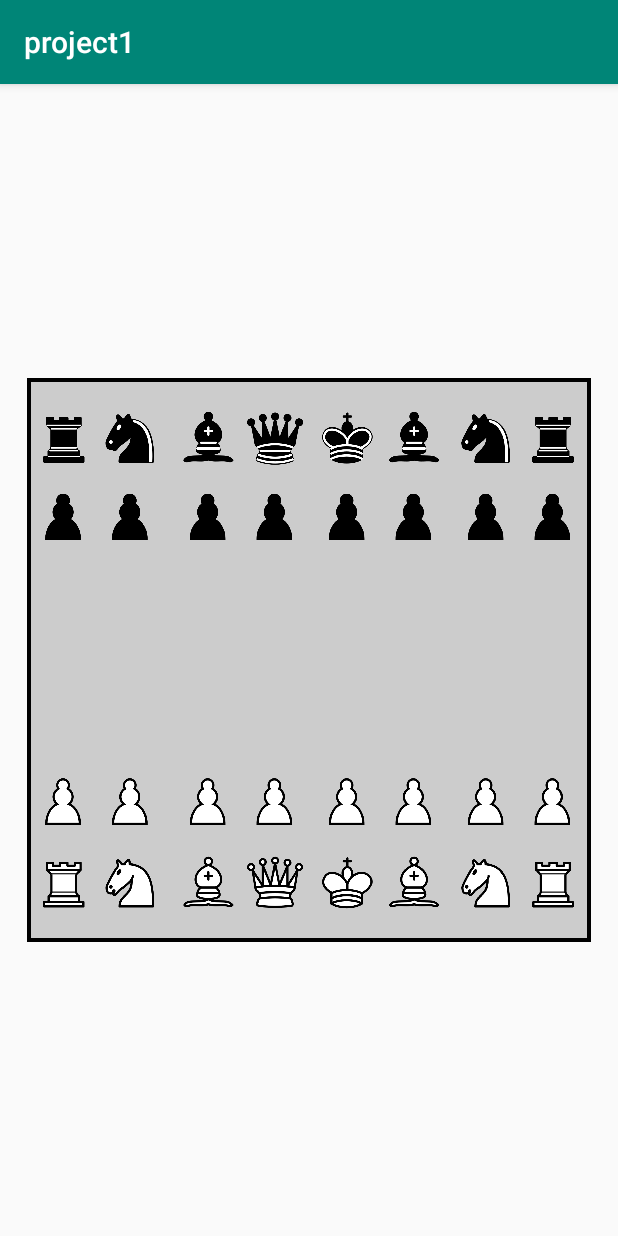
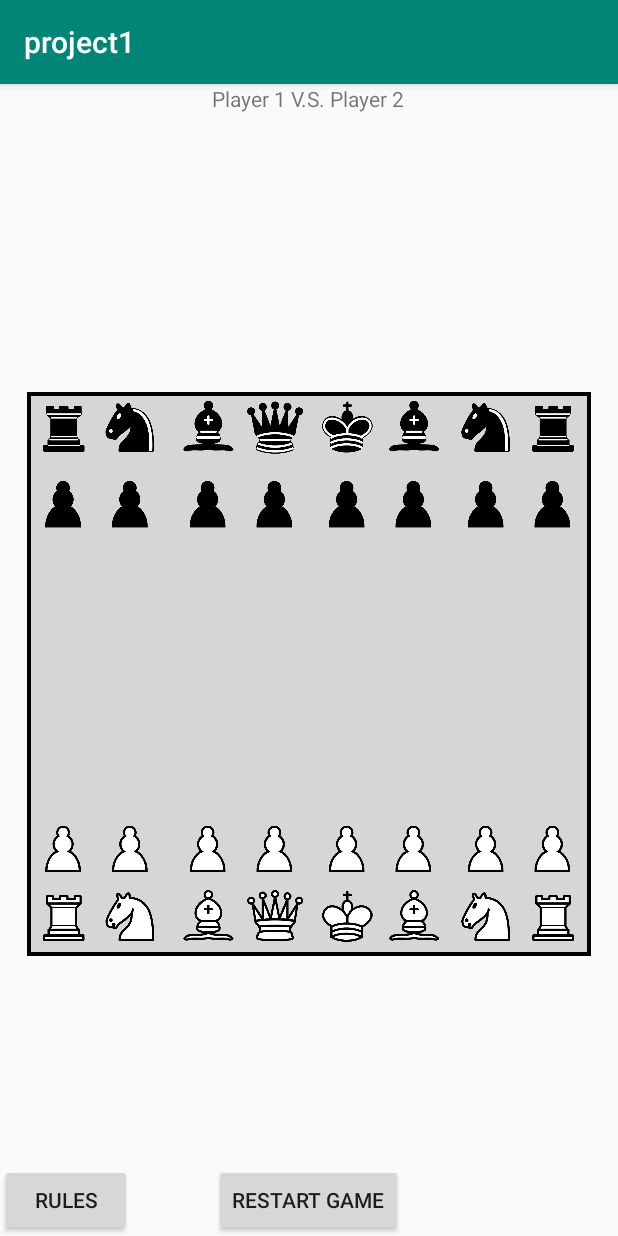
Before and after one commit to dly0724/Android-Chess-Game, an Android app: the GamePlay screen opened directly, with no data from a screen before it, on a phone screen of 412 x 824 dp. Run offline under Robolectric (Android 15) with nearby library versions, the phone set to English and light mode, and no system bars.

Commit message:
board background works now (but it is just a picture) added some new layout in game play activity

```diff
--- a/app/src/main/java/edu/msu/yangziya/project1/Game.java
+++ b/app/src/main/java/edu/msu/yangziya/project1/Game.java
@@ -6,14 +6,17 @@ import android.graphics.Bitmap;
 import android.graphics.BitmapFactory;
 import android.graphics.Canvas;
 import android.graphics.Paint;
+import android.graphics.Rect;
+import android.graphics.RectF;
 import android.graphics.drawable.BitmapDrawable;
 import android.graphics.drawable.Drawable;
+import android.util.AttributeSet;
 
 import java.util.ArrayList;
 
 
 public class Game {
-
+    private Bitmap basebitmap = null;
     /**
      * Percentage of the display width or height that
      * is occupied by the game.
@@ -35,6 +38,7 @@ public class Game {
      */
     private Bitmap gameComplete;
 
+    private float scaleFactor = 0.6f;
 
     private Paint paint1;
 
@@ -46,16 +50,14 @@ public class Game {
     /**
      * How much we scale the puzzle pieces
      */
-    private float scaleFactor;
+    //private float scaleFactor;
 
     /**
      * Collection of chess pieces
      */
     private ArrayList<ChessPiece> pieces = new ArrayList<>();
 
-
     public Game(Context context) {
-
         // Create paint for filling the area the game will
         // be solved in.
         fillPaint = new Paint(Paint.ANTI_ALIAS_FLAG);
@@ -77,33 +79,34 @@ public class Game {
         boardImage = BitmapFactory.decodeResource(context.getResources(), R.drawable.ic_launcher_background);
 //        board_image = BitmapFactory.decodeResource(res, R.drawable.ic_launcher_background);
 
+        basebitmap = BitmapFactory.decodeResource(context.getResources(), R.drawable.chessboard);
         //
         // Load the Black pieces
         //
 
         // Rooks
-        pieces.add(new ChessPiece(context, R.drawable.chess_rdt45, 0.059f, 0.1f));
-        pieces.add(new ChessPiece(context, R.drawable.chess_rdt45, 0.939f, 0.1f));
+        pieces.add(new ChessPiece(context, R.drawable.chess_rdt45, 0.059f, 0.055f));
+        pieces.add(new ChessPiece(context, R.drawable.chess_rdt45, 0.939f, 0.055f));
         // Knights
-        pieces.add(new ChessPiece(context, R.drawable.chess_ndt45, 0.179f, 0.1f));
-        pieces.add(new ChessPiece(context, R.drawable.chess_ndt45, 0.819f, 0.1f));
+        pieces.add(new ChessPiece(context, R.drawable.chess_ndt45, 0.179f, 0.055f));
+        pieces.add(new ChessPiece(context, R.drawable.chess_ndt45, 0.819f, 0.055f));
         // Bishops
-        pieces.add(new ChessPiece(context, R.drawable.chess_bdt45, 0.319f, 0.1f));
-        pieces.add(new ChessPiece(context, R.drawable.chess_bdt45, 0.689f, 0.1f));
+        pieces.add(new ChessPiece(context, R.drawable.chess_bdt45, 0.319f, 0.055f));
+        pieces.add(new ChessPiece(context, R.drawable.chess_bdt45, 0.689f, 0.055f));
         // Queen
-        pieces.add(new ChessPiece(context, R.drawable.chess_qdt45, 0.439f, 0.1f));
+        pieces.add(new ChessPiece(context, R.drawable.chess_qdt45, 0.439f, 0.055f));
         // King
-        pieces.add(new ChessPiece(context, R.drawable.chess_kdt45, 0.569f, 0.1f));
+        pieces.add(new ChessPiece(context, R.drawable.chess_kdt45, 0.569f, 0.055f));
 
         // Pawns
-        pieces.add(new ChessPiece(context, R.drawable.chess_pdt45, 0.059f, 0.238f));  // Leftmost
-        pieces.add(new ChessPiece(context, R.drawable.chess_pdt45, 0.179f, 0.238f));
-        pieces.add(new ChessPiece(context, R.drawable.chess_pdt45, 0.319f, 0.238f));
-        pieces.add(new ChessPiece(context, R.drawable.chess_pdt45, 0.439f, 0.238f));
-        pieces.add(new ChessPiece(context, R.drawable.chess_pdt45, 0.569f, 0.238f));
-        pieces.add(new ChessPiece(context, R.drawable.chess_pdt45, 0.689f, 0.238f));
-        pieces.add(new ChessPiece(context, R.drawable.chess_pdt45, 0.819f, 0.238f));
-        pieces.add(new ChessPiece(context, R.drawable.chess_pdt45, 0.939f, 0.238f)); // Rightmost
+        pieces.add(new ChessPiece(context, R.drawable.chess_pdt45, 0.059f, 0.19f));  // Leftmost
+        pieces.add(new ChessPiece(context, R.drawable.chess_pdt45, 0.179f, 0.19f));
+        pieces.add(new ChessPiece(context, R.drawable.chess_pdt45, 0.319f, 0.19f));
+        pieces.add(new ChessPiece(context, R.drawable.chess_pdt45, 0.439f, 0.19f));
+        pieces.add(new ChessPiece(context, R.drawable.chess_pdt45, 0.569f, 0.19f));
+        pieces.add(new ChessPiece(context, R.drawable.chess_pdt45, 0.689f, 0.19f));
+        pieces.add(new ChessPiece(context, R.drawable.chess_pdt45, 0.819f, 0.19f));
+        pieces.add(new ChessPiece(context, R.drawable.chess_pdt45, 0.939f, 0.19f)); // Rightmost
 
 
         //
@@ -111,32 +114,31 @@ public class Game {
         //
 
         // Rooks
-        pieces.add(new ChessPiece(context, R.drawable.chess_rlt45, 0.059f, 0.9f));
-        pieces.add(new ChessPiece(context, R.drawable.chess_rlt45, 0.939f, 0.9f));
+        pieces.add(new ChessPiece(context, R.drawable.chess_rlt45, 0.059f, 0.935f));
+        pieces.add(new ChessPiece(context, R.drawable.chess_rlt45, 0.939f, 0.935f));
         // Knights
-        pieces.add(new ChessPiece(context, R.drawable.chess_nlt45, 0.179f, 0.9f));
-        pieces.add(new ChessPiece(context, R.drawable.chess_nlt45, 0.819f, 0.9f));
+        pieces.add(new ChessPiece(context, R.drawable.chess_nlt45, 0.179f, 0.935f));
+        pieces.add(new ChessPiece(context, R.drawable.chess_nlt45, 0.819f, 0.935f));
         // Bishops
-        pieces.add(new ChessPiece(context, R.drawable.chess_blt45, 0.319f, 0.9f));
-        pieces.add(new ChessPiece(context, R.drawable.chess_blt45, 0.689f, 0.9f));
+        pieces.add(new ChessPiece(context, R.drawable.chess_blt45, 0.319f, 0.935f));
+        pieces.add(new ChessPiece(context, R.drawable.chess_blt45, 0.689f, 0.935f));
         // Queen
-        pieces.add(new ChessPiece(context, R.drawable.chess_qlt45, 0.439f, 0.9f));
+        pieces.add(new ChessPiece(context, R.drawable.chess_qlt45, 0.439f, 0.935f));
         // King
-        pieces.add(new ChessPiece(context, R.drawable.chess_klt45, 0.569f, 0.9f));
+        pieces.add(new ChessPiece(context, R.drawable.chess_klt45, 0.569f, 0.935f));
 
         // Pawns
-        pieces.add(new ChessPiece(context, R.drawable.chess_plt45, 0.059f, 0.75f)); // Leftmost
-        pieces.add(new ChessPiece(context, R.drawable.chess_plt45, 0.179f, 0.75f));
-        pieces.add(new ChessPiece(context, R.drawable.chess_plt45, 0.319f, 0.75f));
-        pieces.add(new ChessPiece(context, R.drawable.chess_plt45, 0.439f, 0.75f));
-        pieces.add(new ChessPiece(context, R.drawable.chess_plt45, 0.569f, 0.75f));
-        pieces.add(new ChessPiece(context, R.drawable.chess_plt45, 0.689f, 0.75f));
-        pieces.add(new ChessPiece(context, R.drawable.chess_plt45, 0.819f, 0.75f));
-        pieces.add(new ChessPiece(context, R.drawable.chess_plt45, 0.939f, 0.75f));  // Rightmost
+        pieces.add(new ChessPiece(context, R.drawable.chess_plt45, 0.059f, 0.81f)); // Leftmost
+        pieces.add(new ChessPiece(context, R.drawable.chess_plt45, 0.179f, 0.81f));
+        pieces.add(new ChessPiece(context, R.drawable.chess_plt45, 0.319f, 0.81f));
+        pieces.add(new ChessPiece(context, R.drawable.chess_plt45, 0.439f, 0.81f));
+        pieces.add(new ChessPiece(context, R.drawable.chess_plt45, 0.569f, 0.81f));
+        pieces.add(new ChessPiece(context, R.drawable.chess_plt45, 0.689f, 0.81f));
+        pieces.add(new ChessPiece(context, R.drawable.chess_plt45, 0.819f, 0.81f));
+        pieces.add(new ChessPiece(context, R.drawable.chess_plt45, 0.939f, 0.81f));  // Rightmost
     }
 
     public void draw(Canvas canvas) {
-
         int wid = canvas.getWidth();
         int hit = canvas.getHeight();
 
@@ -168,6 +170,11 @@ public class Game {
         canvas.drawRect(marginX, marginY, marginX + gameSize,
                 marginY + gameSize, fillPaint);
 
+        /////////////////////////////////////////////
+        //New CODE! --Laura
+        canvas.drawBitmap(basebitmap, null, new RectF(marginX, marginY, marginX + gameSize, marginY + gameSize), null);
+        /////////////////////////////////////////////
+
         // Draw the board image
 //        canvas.drawBitmap(boardImage, 0, 0, fillPaint);
         for(ChessPiece piece : pieces) {
--- a/app/src/main/java/edu/msu/yangziya/project1/GamePlay.java
+++ b/app/src/main/java/edu/msu/yangziya/project1/GamePlay.java
@@ -2,7 +2,9 @@ package edu.msu.yangziya.project1;
 
 import androidx.appcompat.app.AppCompatActivity;
 
+import android.content.Intent;
 import android.os.Bundle;
+import android.view.View;
 
 public class GamePlay extends AppCompatActivity {
 
@@ -11,4 +13,14 @@ public class GamePlay extends AppCompatActivity {
         super.onCreate(savedInstanceState);
         setContentView(R.layout.activity_game_play);
     }
+
+    public void onRestart(View view){
+        Intent intent = new Intent(this, MainActivity.class);
+        startActivity(intent);
+    }
+
+    public void onShowRules(View view){
+        Intent intent = new Intent(this, Rules.class);
+        startActivity(intent);
+    }
 }
--- a/app/src/main/java/edu/msu/yangziya/project1/GameView.java
+++ b/app/src/main/java/edu/msu/yangziya/project1/GameView.java
@@ -1,12 +1,15 @@
 package edu.msu.yangziya.project1;
 
 import android.content.Context;
+import android.graphics.Bitmap;
+import android.graphics.BitmapFactory;
 import android.graphics.Canvas;
 import android.graphics.Paint;
 import android.util.AttributeSet;
 import android.view.View;
 
 public class GameView extends View {
+
 
     /**
      * The actual game
--- a/app/src/main/res/layout/activity_game_play.xml
+++ b/app/src/main/res/layout/activity_game_play.xml
@@ -1,5 +1,5 @@
 <?xml version="1.0" encoding="utf-8"?>
-<LinearLayout xmlns:android="http://schemas.android.com/apk/res/android"
+<RelativeLayout xmlns:android="http://schemas.android.com/apk/res/android"
     xmlns:app="http://schemas.android.com/apk/res-auto"
     xmlns:tools="http://schemas.android.com/tools"
     android:layout_width="match_parent"
@@ -7,9 +7,36 @@
     android:orientation="vertical"
     tools:context=".GamePlay">
 
+    <TextView
+        android:id="@+id/PlayVSInfo"
+        android:layout_width="wrap_content"
+        android:layout_height="wrap_content"
+        android:layout_centerHorizontal="true"
+        android:text="@string/playVSInfo" />
+
+    <Button
+        android:id="@+id/Restart"
+        android:layout_width="wrap_content"
+        android:layout_height="wrap_content"
+        android:layout_alignBottom="@id/gameView"
+        android:layout_centerHorizontal="true"
+        android:text="@string/restart"
+        android:onClick="onRestart"/>
+
+    <Button
+        android:id="@+id/ReviewRules"
+        android:layout_width="wrap_content"
+        android:layout_height="wrap_content"
+        android:layout_alignBottom="@id/gameView"
+        android:onClick="onShowRules"
+        android:text="@string/Rule_button" />
+
     <view
         android:id="@+id/gameView"
         class="edu.msu.yangziya.project1.GameView"
         android:layout_width="match_parent"
-        android:layout_height="match_parent" />
-</LinearLayout>
+        android:layout_height="wrap_content"
+        android:layout_below="@id/PlayVSInfo"
+        android:gravity="center"/>
+
+</RelativeLayout>
--- /dev/null
+++ b/app/src/main/res/values/attrs_game_view.xml
@@ -0,0 +1,8 @@
+<resources>
+    <declare-styleable name="GameView">
+        <attr name="example3String" format="string" />
+        <attr name="example3Dimension" format="dimension" />
+        <attr name="example3Color" format="color" />
+        <attr name="example3Drawable" format="color|reference" />
+    </declare-styleable>
+</resources>
--- /dev/null
+++ b/app/src/main/res/values/attrs_grid_view.xml
@@ -0,0 +1,8 @@
+<resources>
+    <declare-styleable name="GridView">
+        <attr name="example2String" format="string" />
+        <attr name="example2Dimension" format="dimension" />
+        <attr name="example2Color" format="color" />
+        <attr name="example2Drawable" format="color|reference" />
+    </declare-styleable>
+</resources>
--- a/app/src/main/res/values/strings.xml
+++ b/app/src/main/res/values/strings.xml
@@ -78,5 +78,8 @@
         both players still have a knight there is a highly unlikely yet theoretical possibility
         of checkmate, so this rule does not apply. Draw on time: In games with a time control,
         the game is drawn if a player is out of time and the opponent has no theoretical possibility to checkmate the player.</string>
+    <string name="playVSInfo">Player 1 V.S. Player 2</string>
+    <string name="restart">Restart Game</string>
+    <string name="ResignButton">Resign</string>
 
 </resources>
```
